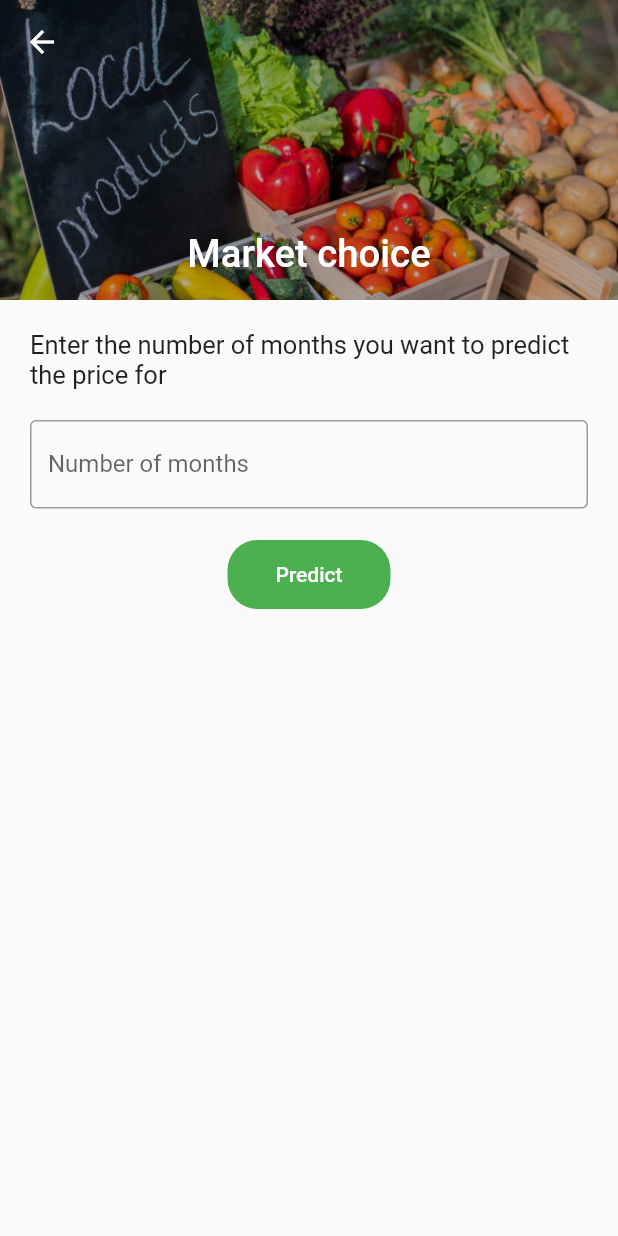
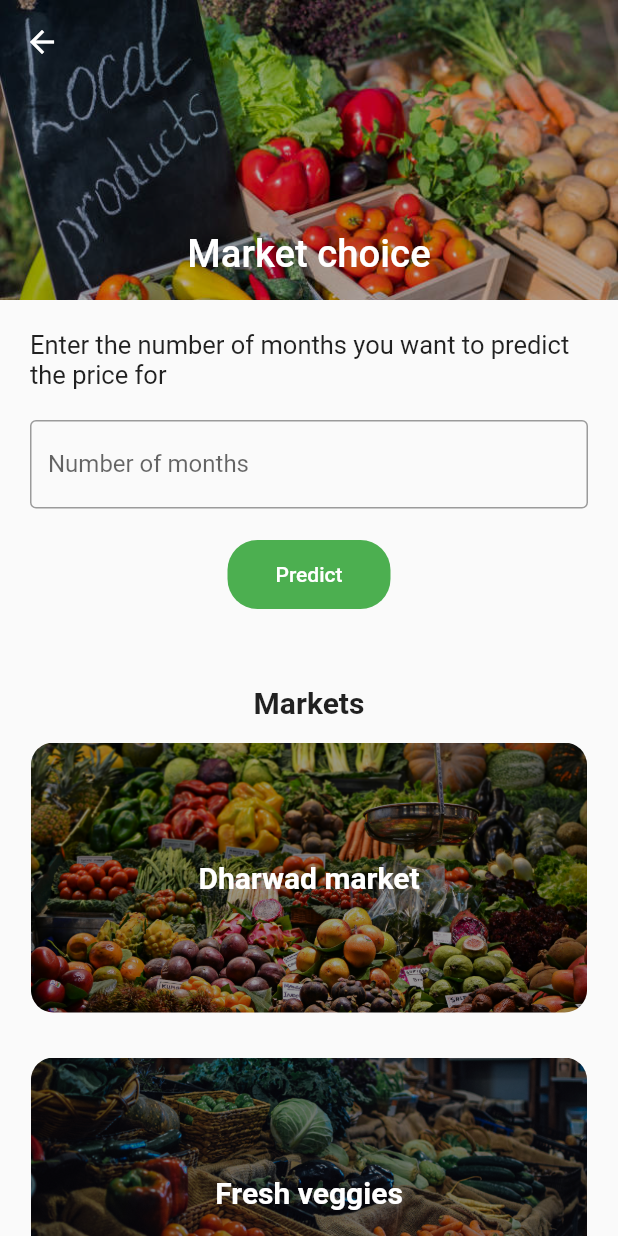
Before and after one commit to AsishGokarakonda/Flutter-Crop-Detection, a Flutter app: the PricePredict screen opened by its route, on a phone screen of 412 x 824 dp. Run offline on Flutter 3.47's test engine with Material 2 defaults, Android fonts, the phone set to English and light mode, and no system bars; our stand-ins replace dash_chat_2, flutter_dotenv, flutter_secure_storage, font_awesome_flutter, get, google_maps_flutter and 6 more; missing offline and left inert: chat_gpt_sdk; accounts and stored records are empty.

Commit message:
markets added

```diff
--- a/lib/main.dart
+++ b/lib/main.dart
@@ -15,6 +15,7 @@ import '../../../screens/signing/before_login.dart';
 import '../../../screens/signing/login_page.dart';
 import '../../../utils/routes.dart';
 import 'screens/home/pesthome/disease_checkfield.dart';
+import 'screens/marketchoice/market_info.dart';
 import 'screens/profile/all_fields.dart';
 import '../../../screens/crophealth/selectedcrops.dart';
 import '../../../screens/crophealth/cottonhealth/cotton_home.dart';
@@ -102,6 +103,7 @@ static GlobalKey<NavigatorState> navigatorKey = GlobalKey<NavigatorState>();
           MyRoutes.eachweatherinfo: (context) => const EachAreaWeatherData(),
           MyRoutes.diseasecheckfield: (context) => const DiseaseCheckField(),
           MyRoutes.chatbothome: (context) => const ChatHomePage(),
+          MyRoutes.marketinfo: (context) => const MarketInfo(),
         });
   }
 }
--- a/lib/screens/chatbot/chat_homepage.dart
+++ b/lib/screens/chatbot/chat_homepage.dart
@@ -18,7 +18,7 @@ class _ChatHomePageState extends State<ChatHomePage> {
   print(dotenv.env['OPENAI_CHATBOT']);
   }
 
-  final _openAI = OpenAI.instance.build(token: '', baseOption: HttpSetup(receiveTimeout: const Duration(
+  final _openAI = OpenAI.instance.build(token: 'asdjfksa;lf', baseOption: HttpSetup(receiveTimeout: const Duration(
       seconds: 60
   )),
   enableLog: true,
--- a/lib/screens/marketchoice/price_prediction.dart
+++ b/lib/screens/marketchoice/price_prediction.dart
@@ -264,6 +264,27 @@ class _PricePredictState extends State<PricePredict> {
                                 ]),
                           ])
                         : Container(),
+                        SizedBox(
+                          height: 20,
+                        ),
+                        Text('Markets',
+                        style: TextStyle(
+                          fontSize: 20,
+                          fontWeight: FontWeight.bold,
+                        )
+                        ),
+                        MarketCard(
+                          marketname: 'Dharwad market',
+                          bgimage: 'market1',
+                        ),
+                        MarketCard(
+                          marketname: 'Fresh veggies',
+                          bgimage: 'market2',
+                        ),
+                        MarketCard(
+                          marketname: 'Mr. Herbs',
+                          bgimage: 'market3',
+                        ),
                   ]),
                 )
               : Container(
@@ -284,16 +305,15 @@ class PriceContainer extends StatelessWidget {
   }) : super(key: key);
 
   final List<BoxShadow> shadowList;
-  var data;
+  final data;
   final String type;
 
   @override
   Widget build(BuildContext context) {
     return Container(
-      width: 150,
-      height: 100,
     margin: const EdgeInsets.symmetric(vertical: 10, horizontal: 10),
     padding: const EdgeInsets.all(10),
+    width: MediaQuery.of(context).size.width * 0.4,
     decoration: BoxDecoration(
         color: Colors.white,
         borderRadius: BorderRadius.circular(20),
@@ -301,6 +321,10 @@ class PriceContainer extends StatelessWidget {
     child: Column(
       mainAxisAlignment: MainAxisAlignment.center,
       crossAxisAlignment: CrossAxisAlignment.center,
+      children: [
+        Container(
+          margin: const EdgeInsets.symmetric(vertical: 10) ,
+          child: Column(
             children: [
         Text(
             '$type',
@@ -329,6 +353,64 @@ class PriceContainer extends StatelessWidget {
           ),
             ],
           ),
+        ),
+      ],
+    ),
         );
   }
 }
+
+
+class MarketCard extends StatelessWidget {
+  const MarketCard({
+    super.key,
+    this.marketname,
+    this.ontap,
+    this.bgimage
+  });
+  final marketname;
+  final ontap;
+  final bgimage;
+
+  @override
+  Widget build(BuildContext context) {
+    return GestureDetector(
+      onTap: () {
+          MarketInformation.marketname = marketname;
+          Navigator.pushNamed(context, '/marketinfo');
+      },
+      child: Container(
+        height: 180,
+        width: MediaQuery.of(context).size.width * 0.9,
+        margin: const EdgeInsets.all(15),
+        decoration: BoxDecoration(
+          borderRadius: BorderRadius.circular(15),
+          image: DecorationImage(
+            image: AssetImage(
+              'assets/marketchoice/$bgimage.jpg',
+            ),
+            fit: BoxFit.cover,
+            colorFilter: ColorFilter.mode(
+                Colors.black.withOpacity(0.4), BlendMode.darken),
+          ),
+        ),
+        child: Container(
+            alignment: Alignment.bottomLeft,
+            margin: const EdgeInsets.all(10),
+            child: Column(
+                mainAxisAlignment: MainAxisAlignment.center,
+                children: [
+                  Center(
+                    child: Text(
+                      marketname,
+                      style: TextStyle(
+                          color: Colors.white,
+                          fontSize: 20,
+                          fontWeight: FontWeight.bold),
+                    ),
+                  ),
+                ])),
+      ),
+    );
+  }
+}
--- a/lib/utils/api.dart
+++ b/lib/utils/api.dart
@@ -106,6 +106,14 @@ class CropHealthselection {
 class PestManagement {
   static String diseaseselectedcrop = '';
   static String dayaftersowing = '';
+}
+
+class MarketInformation{
+  static String marketname = '';
+  static String marketdistrict = '';
+  static String marketaddress = '';
+  static String marketphone = '';
+  static String marketdescription = '';
 }
 
 class Settings {
--- a/lib/utils/routes.dart
+++ b/lib/utils/routes.dart
@@ -26,4 +26,5 @@ class MyRoutes {
   static String searchweather = '/searchweather';
   static String eachweatherinfo = '/eachweatherinfo';
   static String chatbothome = '/chatbothome';
+  static String marketinfo = '/marketinfo';
 }
```
Also changed, not shown: lib/screens/marketchoice/market_info.dart (added, +25 -0 lines), assets/marketchoice/market1.jpg (added), assets/marketchoice/market2.jpg (added), assets/marketchoice/market3.jpg (added). Lines whose indentation alone changed are shown as unchanged.
